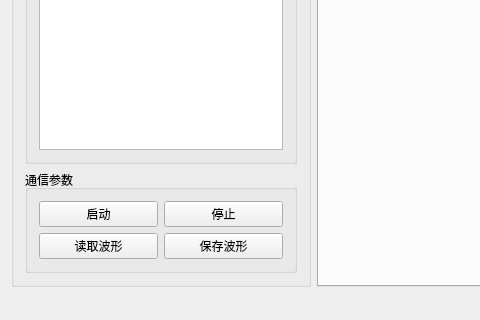
byteman/bullet, file mainwindow.ui: the form before one commit; both pictures show x 0 to 480 and y 437 to 757 of the 1330 by 757 pixel window.
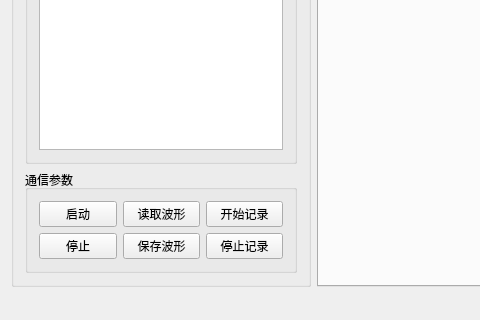
The form after the commit. Custom widgets are drawn as their Qt base class.

Commit message: 添加启动和结束记录

What changed in the file:
```diff
--- a/mainwindow.ui
+++ b/mainwindow.ui
@@ -77,6 +77,20 @@
           <string>通信参数</string>
          </property>
          <layout class="QGridLayout" name="gridLayout">
+          <item row="0" column="2">
+           <widget class="QPushButton" name="btnStart">
+            <property name="text">
+             <string>开始记录</string>
+            </property>
+           </widget>
+          </item>
+          <item row="1" column="1">
+           <widget class="QPushButton" name="btnSaveWave">
+            <property name="text">
+             <string>保存波形</string>
+            </property>
+           </widget>
+          </item>
           <item row="0" column="0">
            <widget class="QPushButton" name="btnWaveStart">
             <property name="text">
@@ -84,24 +98,24 @@
             </property>
            </widget>
           </item>
+          <item row="1" column="2">
+           <widget class="QPushButton" name="btnStop_2">
+            <property name="text">
+             <string>停止记录</string>
+            </property>
+           </widget>
+          </item>
           <item row="0" column="1">
-           <widget class="QPushButton" name="btnStop">
-            <property name="text">
-             <string>停止</string>
-            </property>
-           </widget>
-          </item>
-          <item row="1" column="0">
            <widget class="QPushButton" name="btnReadWave">
             <property name="text">
              <string>读取波形</string>
             </property>
            </widget>
           </item>
-          <item row="1" column="1">
-           <widget class="QPushButton" name="btnSaveWave">
+          <item row="1" column="0">
+           <widget class="QPushButton" name="btnStop">
             <property name="text">
-             <string>保存波形</string>
+             <string>停止</string>
             </property>
            </widget>
           </item>
```
Left out of the diff: 2 changed lines with no effect on the pictures. The commit also changes 7 other files.
